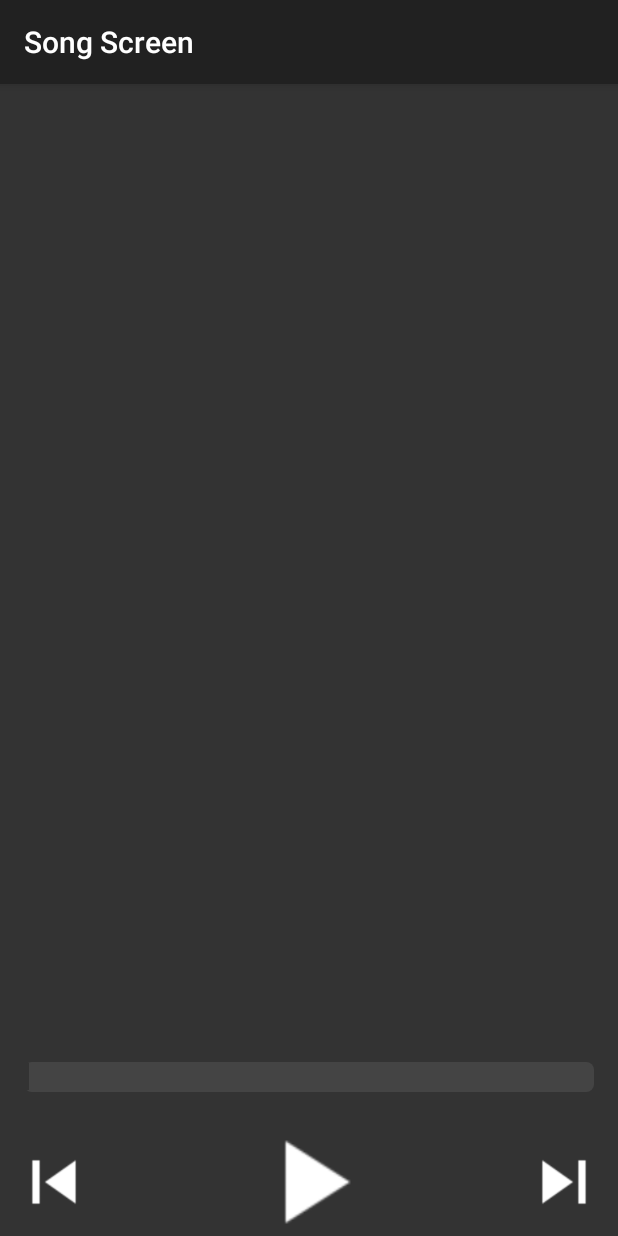
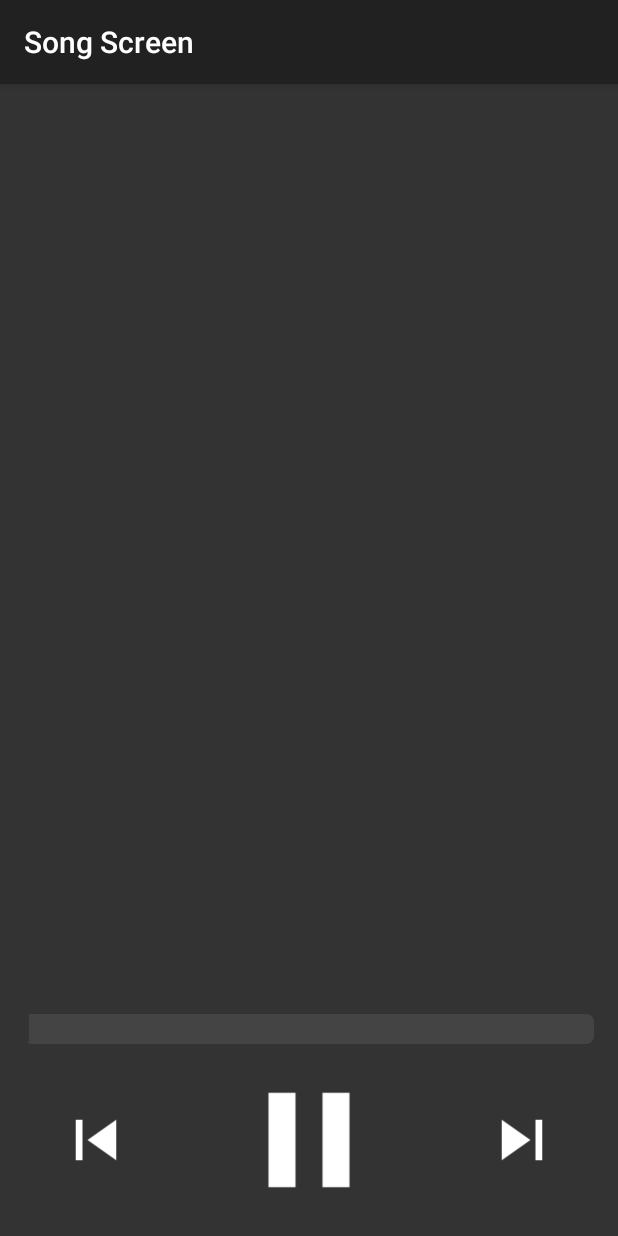
Before and after one commit to zeokav/MAD, an Android app: the SongActivity screen opened directly, with no data from a screen before it, on a phone screen of 412 x 824 dp. Run offline under Robolectric (Android 15) with nearby library versions, the phone set to English and light mode, and no system bars; 2 statements that could not run were skipped.

Commit message:
Changed buttons and notification persistence

```diff
--- a/app/src/main/java/com/example/saket/musicplayer/MusicService.java
+++ b/app/src/main/java/com/example/saket/musicplayer/MusicService.java
@@ -85,18 +85,24 @@ public class MusicService extends Service implements MediaPlayer.OnPreparedListe
         }
 
         mPlayer.prepareAsync();
+        NotificationCompat.Builder notifier =  makeNotification(toPlay, true);
+        NotificationManager mgr = (NotificationManager)getSystemService(NOTIFICATION_SERVICE);
+        mgr.notify(notifierId, notifier.build());
+    }
+
+    public NotificationCompat.Builder makeNotification(Song toPlay, boolean persistent) {
         NotificationCompat.Builder notifier = new NotificationCompat.Builder(this);
         notifier.setContentText(toPlay.getSongArtist());
         notifier.setContentTitle(toPlay.getSongTitle());
         notifier.setSmallIcon(R.drawable.notificon);
+        notifier.setOngoing(persistent);
 
         Intent onSelect = new Intent(this, SongActivity.class);
         onSelect.putExtra("song_info", toPlay);
 
         PendingIntent resultIntent = PendingIntent.getActivity(this, 0, onSelect, PendingIntent.FLAG_UPDATE_CURRENT);
         notifier.setContentIntent(resultIntent);
-        NotificationManager mgr = (NotificationManager)getSystemService(NOTIFICATION_SERVICE);
-        mgr.notify(notifierId, notifier.build());
+        return notifier;
     }
 
     public boolean isPaused() {
@@ -105,6 +111,9 @@ public class MusicService extends Service implements MediaPlayer.OnPreparedListe
 
     public void pauseSong() {
         mPlayer.pause();
+        NotificationCompat.Builder notifier = makeNotification(playList.get(currPosn), false);
+        NotificationManager mgr = (NotificationManager) getSystemService(NOTIFICATION_SERVICE);
+        mgr.notify(notifierId, notifier.build());
         isPaused = true;
     }
 
@@ -136,6 +145,9 @@ public class MusicService extends Service implements MediaPlayer.OnPreparedListe
 
     public void resumeSong() {
         if(isSetup) {
+            NotificationCompat.Builder notifier =  makeNotification(playList.get(currPosn), true);
+            NotificationManager mgr = (NotificationManager)getSystemService(NOTIFICATION_SERVICE);
+            mgr.notify(notifierId, notifier.build());
             mPlayer.start();
             isPaused = false;
         }
--- a/app/src/main/java/com/example/saket/musicplayer/SongActivity.java
+++ b/app/src/main/java/com/example/saket/musicplayer/SongActivity.java
@@ -1,6 +1,5 @@
 package com.example.saket.musicplayer;
 
-import android.app.TaskStackBuilder;
 import android.content.ComponentName;
 import android.content.Context;
 import android.content.Intent;
@@ -10,6 +9,8 @@ import android.os.IBinder;
 import android.support.annotation.Nullable;
 import android.support.v7.app.AppCompatActivity;
 import android.view.View;
+import android.widget.Button;
+import android.widget.ImageButton;
 
 import com.example.saket.musicplayer.utils.Song;
 
@@ -17,13 +18,20 @@ public class SongActivity extends AppCompatActivity {
 
     public MusicService mService;
     private Intent mIntent;
-    private boolean isPaused;
+    private ImageButton pauseBtn;
 
     private ServiceConnection mConnection = new ServiceConnection() {
         @Override
         public void onServiceConnected(ComponentName componentName, IBinder iBinder) {
             MusicService.MusicBinder mBinder = (MusicService.MusicBinder)iBinder;
             mService = mBinder.getService();
+            pauseBtn = (ImageButton)findViewById(R.id.pause);
+            if(mService.isPaused()) {
+                pauseBtn.setImageResource(R.drawable.ic_play_arrow_white_36dp);
+            }
+            else {
+                pauseBtn.setImageResource(R.drawable.ic_pause_white_36dp);
+            }
         }
 
         @Override
@@ -55,24 +63,25 @@ public class SongActivity extends AppCompatActivity {
     }
 
     public void pause(View v) {
+        pauseBtn = (ImageButton)findViewById(R.id.pause);
         if(mService.isPaused()) {
+            pauseBtn.setImageResource(R.drawable.ic_pause_white_36dp);
             mService.resumeSong();
         }
         else {
+            pauseBtn.setImageResource(R.drawable.ic_play_arrow_white_36dp);
             mService.pauseSong();
         }
     }
 
-    public void stop(View v) {
-        mService.stopSong();
-    }
-
     public void next(View v) {
         mService.nextSong();
+        pauseBtn.setImageResource(R.drawable.ic_pause_white_36dp);
     }
 
     public void prev(View v) {
         mService.prevSong();
+        pauseBtn.setImageResource(R.drawable.ic_pause_white_36dp);
     }
 
 }
--- a/app/src/main/res/layout/song_playing.xml
+++ b/app/src/main/res/layout/song_playing.xml
@@ -4,55 +4,59 @@
     android:layout_height="match_parent"
     android:background="@color/colorPrimary">
 
-    <Button
+    <ImageButton
+        style="?android:attr/buttonStyleSmall"
+        android:src="@drawable/ic_skip_previous_white_36dp"
+        android:layout_width="wrap_content"
+        android:layout_height="wrap_content"
+        android:background="?attr/selectableItemBackground"
+        android:id="@+id/button"
+        android:onClick="prev"
+        android:scaleX="0.5"
+        android:scaleY="0.5"
+        android:padding="10dp"
+        android:layout_alignParentBottom="true"
+        android:layout_alignParentStart="true" />
+
+    <ImageButton
         style="?android:attr/buttonStyleSmall"
         android:layout_width="wrap_content"
         android:layout_height="wrap_content"
-        android:background="@drawable/ic_skip_previous_white_36dp"
-        android:id="@+id/button"
-        android:onClick="prev"
-        android:scaleX="0.8"
-        android:scaleY="0.8"
-        android:layout_alignParentBottom="true"
-        android:layout_alignParentStart="true" />
-
-    <Button
-        style="?android:attr/buttonStyleSmall"
-        android:layout_width="wrap_content"
-        android:layout_height="wrap_content"
-        android:background="@drawable/ic_play_arrow_white_36dp"
-        android:id="@+id/button3"
+        android:src="@drawable/ic_play_arrow_white_36dp"
+        android:background="?attr/selectableItemBackground"
+        android:id="@+id/pause"
         android:onClick="pause"
-        android:scaleX="1.3"
-        android:scaleY="1.3"
+        android:scaleX="0.75"
+        android:padding="10dp"
+        android:scaleY="0.75"
         android:layout_below="@+id/seekBar"
         android:layout_centerHorizontal="true" />
 
-    <Button
-        style="?android:attr/buttonStyleSmall"
+    <ImageButton
         android:layout_width="wrap_content"
         android:layout_height="wrap_content"
-        android:background="@drawable/ic_skip_next_white_36dp"
+        android:src="@drawable/ic_skip_next_white_36dp"
+        android:background="?attr/selectableItemBackground"
+        android:scaleY="0.5"
+        android:scaleX="0.5"
+        android:padding="10dp"
         android:id="@+id/button4"
-        android:onClick="next"
-        android:layout_alignParentBottom="true"
+        android:layout_below="@+id/seekBar"
         android:layout_alignParentEnd="true"
-        android:scaleX="0.8"
-        android:scaleY="0.8"/>
+        android:onClick="next"/>
 
     <SeekBar
         android:layout_width="wrap_content"
         android:layout_height="wrap_content"
         android:id="@+id/seekBar"
-        android:layout_above="@+id/button"
-        android:layout_alignParentStart="true"
-        android:layout_marginBottom="24dp"
-        android:layout_alignEnd="@+id/button4"
         style="@android:style/Widget.ProgressBar.Horizontal"
         android:progressDrawable="@drawable/progressbar"
         android:thumbTint="@android:color/transparent"
         android:progress="0"
-        />
+        android:indeterminate="false"
+        android:layout_above="@+id/button"
+        android:layout_alignParentStart="true"
+        android:layout_alignParentEnd="true" />
 
 
 </RelativeLayout>
```
Also changed, not shown: app/src/main/res/drawable/ic_pause_white_36dp.png, app/src/main/res/drawable/ic_play_arrow_white_36dp.png, app/src/main/res/drawable/ic_skip_next_white_36dp.png, app/src/main/res/drawable/ic_skip_previous_white_36dp.png, app/src/main/res/drawable/ic_stop_white_36dp.png.
